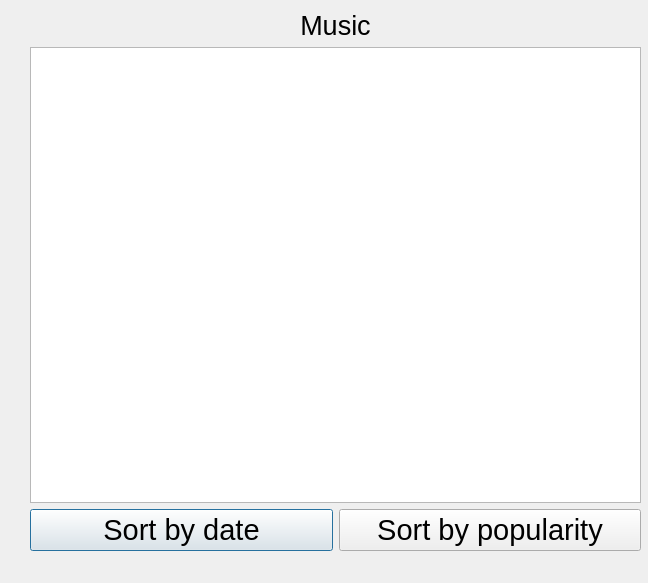
The window that music.ui (vetalmon20/OOP_2nd_Course_EXAM) describes before a commit, drawn with Qt 5.
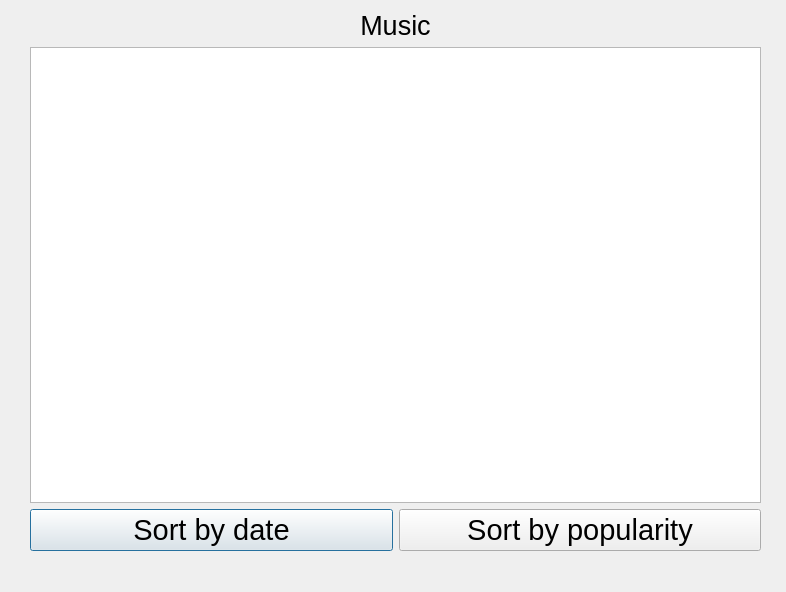
The same window after the commit.

The edit to the form file:
```diff
--- a/music.ui
+++ b/music.ui
@@ -6,8 +6,8 @@
    <rect>
     <x>0</x>
     <y>0</y>
-    <width>648</width>
-    <height>583</height>
+    <width>786</width>
+    <height>592</height>
    </rect>
   </property>
   <property name="windowTitle">
@@ -18,7 +18,7 @@
     <rect>
      <x>30</x>
      <y>10</y>
-     <width>611</width>
+     <width>731</width>
      <height>541</height>
     </rect>
    </property>
```
